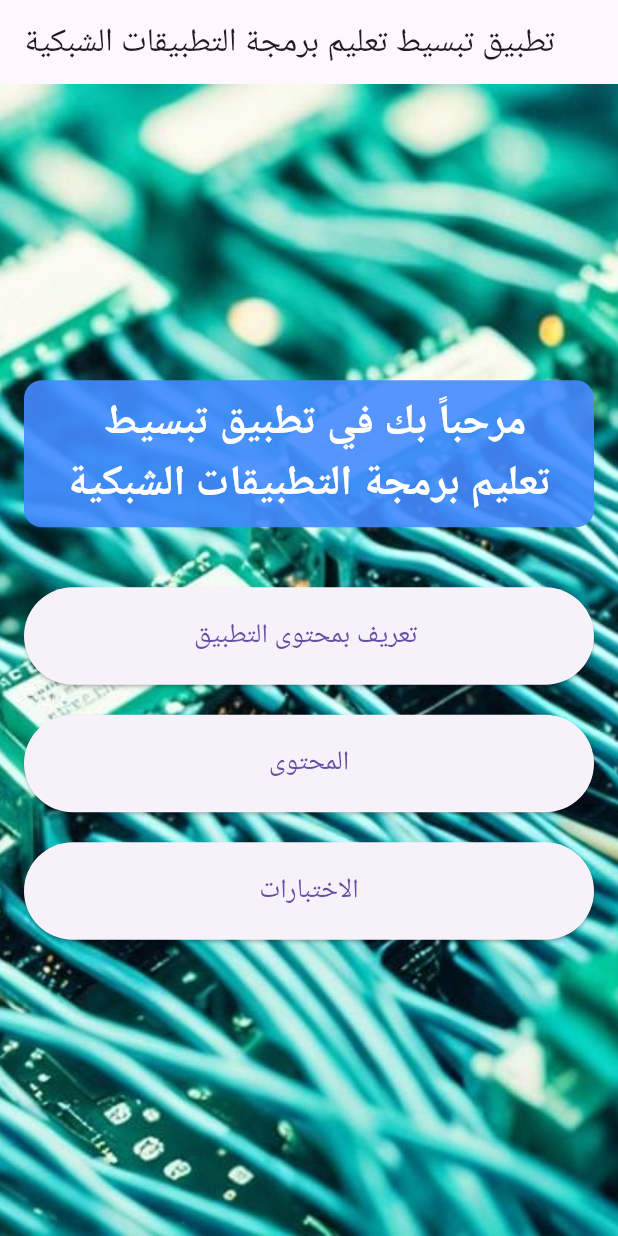
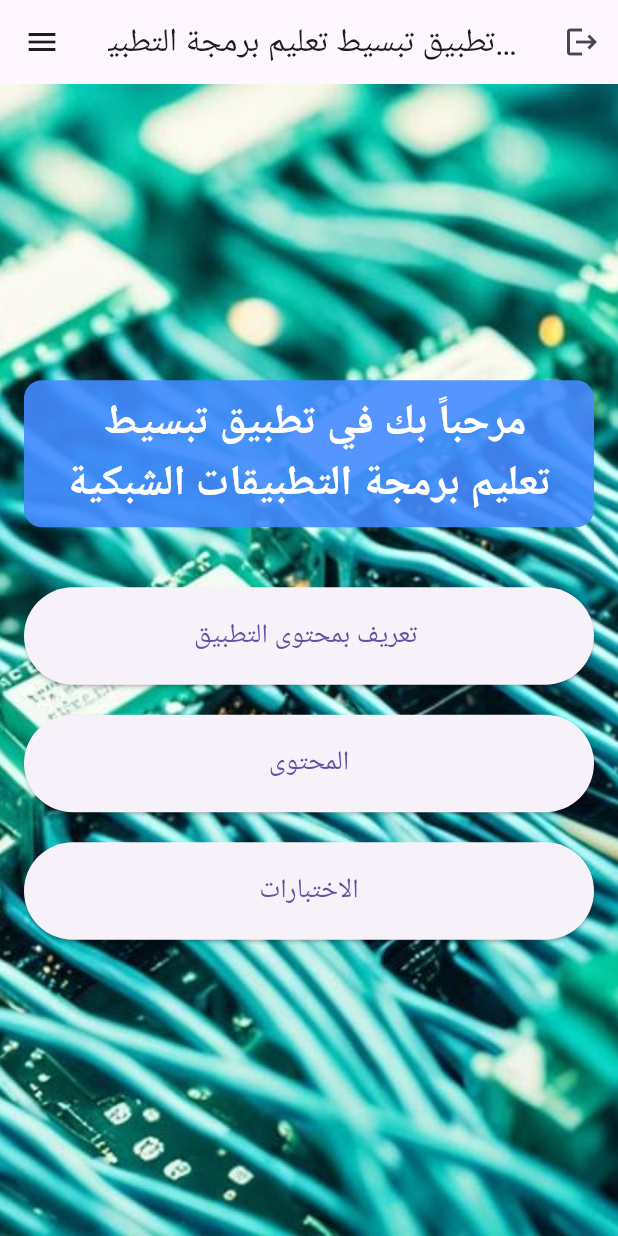
Before and after one commit to Kreatbox/learning_network, a Flutter app: the screen it shows after launch, on a phone screen of 412 x 824 dp. Run offline on Flutter 3.47's test engine with Material 3 defaults, Android fonts, the light colour scheme and no system bars; our stand-ins replace sqflite, sqflite_common_ffi_web; accounts and stored records are empty.

Commit message:
اضافة ازرار و الزالة العلامة 1

```diff
--- a/lib/main.dart
+++ b/lib/main.dart
@@ -13,6 +13,7 @@ class MyApp extends StatelessWidget {
   @override
   Widget build(BuildContext context) {
     return MaterialApp(
+      debugShowCheckedModeBanner: false,
       title: "تبسيط تعليم برمجة التطبيقات الشبكية",
       theme: ThemeData(
         primarySwatch: Colors.blue,
@@ -36,6 +37,8 @@ class HomePage extends StatelessWidget {
     return Scaffold(
       appBar: AppBar(
         title: const Text("تطبيق تبسيط تعليم برمجة التطبيقات الشبكية"),
+        leading: Icon(Icons.menu),
+        actions: [IconButton(onPressed: () {}, icon: Icon(Icons.logout))],
       ),
       body: Stack(
         children: [
```
